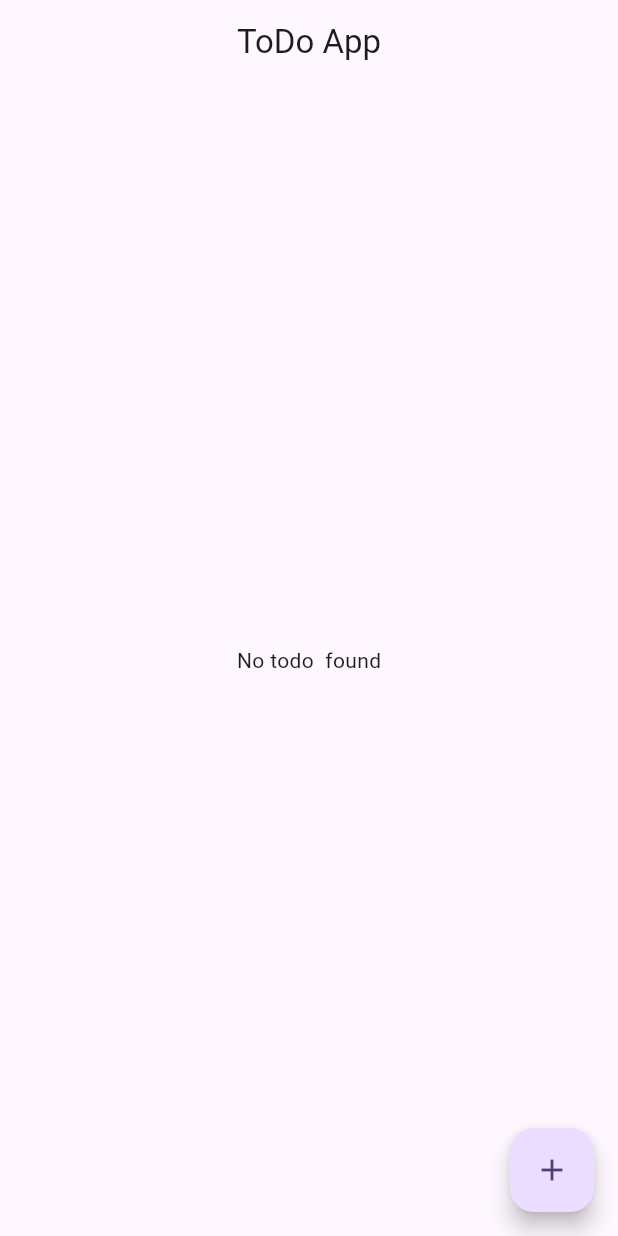
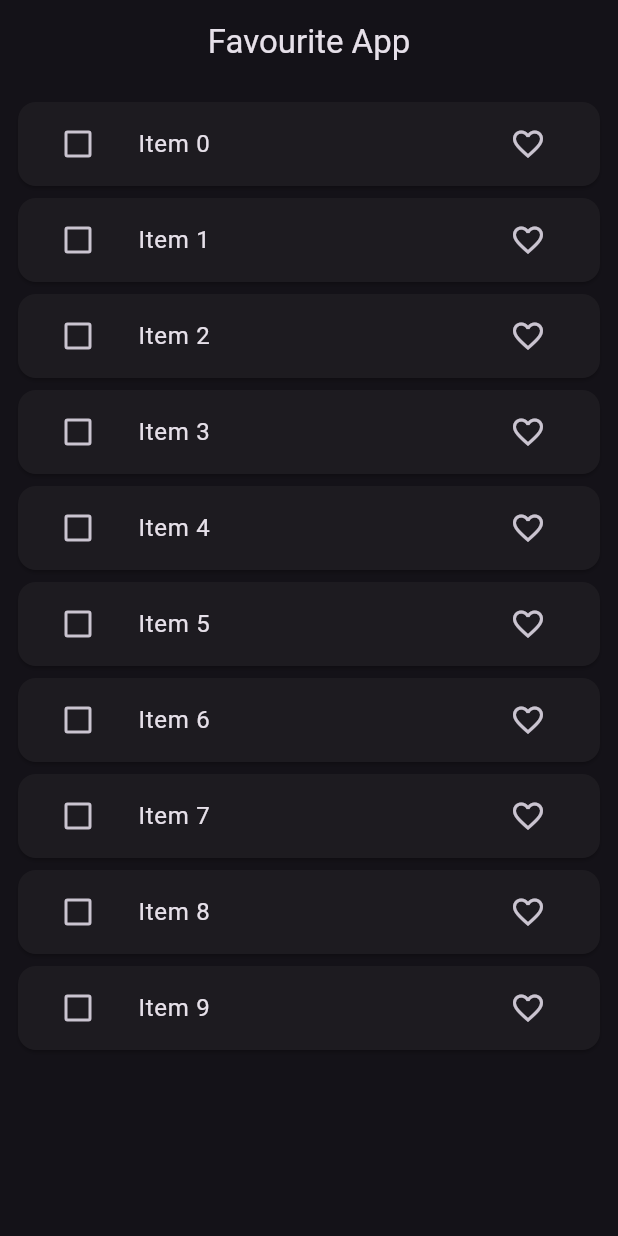
Before and after one commit to sm-aminul-islam/Bloc_clean_coding, a Flutter app: the screen it shows after launch, on a phone screen of 412 x 824 dp. Run offline on Flutter 3.47's test engine with Material 3 defaults, Android fonts, the phone set to English and light mode, and no system bars; our stand-ins replace bloc, equatable, flutter_bloc, image_picker.

Commit message:
succesfully completed Favourite App

```diff
--- /dev/null
+++ b/bloc_clean_code/lib/bloc/favourite/favourite_app_bloc.dart
@@ -0,0 +1,64 @@
+import 'package:bloc/bloc.dart';
+import 'package:bloc_clean_code/bloc/favourite/favourite_app_event.dart';
+import 'package:bloc_clean_code/bloc/favourite/favourite_app_state.dart';
+import 'package:bloc_clean_code/model/favourite_item_model.dart';
+import 'package:bloc_clean_code/repository/favourite_repositroy.dart';
+
+class FavouriteAppBloc extends Bloc<FavouriteAppEvent, FavouriteItemStates> {
+  FavouriteRepositroy favouriteRepositroy;
+  List<FavouriteItemModel> favouriteList = [];
+  List<FavouriteItemModel> tempfovouriteList = [];
+  FavouriteAppBloc(this.favouriteRepositroy) : super(FavouriteItemStates()) {
+    on<FetchFavouriteList>(fetchList);
+    on<FavouriteItem>(_addFavourite);
+    on<SelecctedItem>(_selectItem);
+    on<UnSelecctedItem>(_unselectItem);
+    on<DeleteEvent>(_deleteItem);
+  }
+  void fetchList(
+      FetchFavouriteList event, Emitter<FavouriteItemStates> emit) async {
+    favouriteList = await favouriteRepositroy.fetchItem();
+    emit(state.copyWith(
+        favouriteItemList: List.from(favouriteList),
+        listStatus: ListStatus.success));
+  }
+
+  void _addFavourite(
+      FavouriteItem event, Emitter<FavouriteItemStates> emit) async {
+    final index =
+        favouriteList.indexWhere((element) => element.id == event.item.id);
+    favouriteList[index] = event.item;
+    emit(state.copyWith(
+      favouriteItemList: List.from(favouriteList),
+    ));
+  }
+
+  void _selectItem(
+      SelecctedItem event, Emitter<FavouriteItemStates> emit) async {
+    tempfovouriteList.add(event.item);
+    emit(state.copyWith(
+      tempfavouriteItemList: List.from(tempfovouriteList),
+    ));
+  }
+
+  void _unselectItem(
+      UnSelecctedItem event, Emitter<FavouriteItemStates> emit) async {
+    tempfovouriteList.remove(event.item);
+    emit(state.copyWith(
+      tempfavouriteItemList: List.from(tempfovouriteList),
+    ));
+  }
+
+  void _deleteItem(DeleteEvent event, Emitter<FavouriteItemStates> emit) {
+    for (int i = 0; i < tempfovouriteList.length; i++) {
+      favouriteList.remove(tempfovouriteList[i]);
+    }
+    tempfovouriteList.clear();
+    emit(
+      state.copyWith(
+        favouriteItemList: List.from(favouriteList),
+        tempfavouriteItemList: List.from(tempfovouriteList),
+      ),
+    );
+  }
+}
--- /dev/null
+++ b/bloc_clean_code/lib/bloc/favourite/favourite_app_event.dart
@@ -0,0 +1,27 @@
+import 'package:bloc_clean_code/model/favourite_item_model.dart';
+import 'package:equatable/equatable.dart';
+
+abstract class FavouriteAppEvent extends Equatable {
+  const FavouriteAppEvent();
+  @override
+  List<Object> get props => [];
+}
+
+class FetchFavouriteList extends FavouriteAppEvent {}
+
+class FavouriteItem extends FavouriteAppEvent {
+  final FavouriteItemModel item;
+  FavouriteItem({required this.item});
+}
+
+class SelecctedItem extends FavouriteAppEvent {
+  final FavouriteItemModel item;
+  SelecctedItem({required this.item});
+}
+
+class UnSelecctedItem extends FavouriteAppEvent {
+  final FavouriteItemModel item;
+  UnSelecctedItem({required this.item});
+}
+
+class DeleteEvent extends FavouriteAppEvent {}
--- /dev/null
+++ b/bloc_clean_code/lib/bloc/favourite/favourite_app_state.dart
@@ -0,0 +1,30 @@
+import 'package:bloc_clean_code/model/favourite_item_model.dart';
+import 'package:equatable/equatable.dart';
+
+enum ListStatus { loading, success, failure }
+
+class FavouriteItemStates extends Equatable {
+  final List<FavouriteItemModel> favouriteItemList;
+  final List<FavouriteItemModel> tempfavouriteItemList;
+  final ListStatus listStatus;
+  FavouriteItemStates(
+      {this.favouriteItemList = const [],
+      this.listStatus = ListStatus.loading,
+      this.tempfavouriteItemList = const []});
+
+  FavouriteItemStates copyWith(
+      {List<FavouriteItemModel>? favouriteItemList,
+      List<FavouriteItemModel>? tempfavouriteItemList,
+      ListStatus? listStatus}) {
+    return FavouriteItemStates(
+        favouriteItemList: favouriteItemList ?? this.favouriteItemList,
+        tempfavouriteItemList:
+            tempfavouriteItemList ?? this.tempfavouriteItemList,
+        listStatus: listStatus ?? this.listStatus);
+  }
+
+  @override
+  // TODO: implement props
+  List<Object?> get props =>
+      [favouriteItemList, listStatus, tempfavouriteItemList];
+}
--- a/bloc_clean_code/lib/main.dart
+++ b/bloc_clean_code/lib/main.dart
@@ -1,9 +1,10 @@
 import 'package:bloc_clean_code/bloc/ImagePicker/bloc/image_picker_bloc.dart';
 import 'package:bloc_clean_code/bloc/counter/counter_bloc.dart';
+import 'package:bloc_clean_code/bloc/favourite/favourite_app_bloc.dart';
 import 'package:bloc_clean_code/bloc/switch/switch_bloc.dart';
+import 'package:bloc_clean_code/repository/favourite_repositroy.dart';
 import 'package:bloc_clean_code/todo/bloc/todo_bloc.dart';
-
-import 'package:bloc_clean_code/ui/image_picker/image_picker_screen.dart';
+import 'package:bloc_clean_code/ui/favourite_app/favourite_screen.dart';
 import 'package:bloc_clean_code/ui/todo_ui/todo_screen.dart';
 import 'package:bloc_clean_code/utils/image_picker_utils.dart';
 
@@ -29,16 +30,19 @@ class MyApp extends StatelessWidget {
         ),
         BlocProvider(
           create: (context) => TodoBloc(),
+        ),
+        BlocProvider(
+          create: (context) => FavouriteAppBloc(FavouriteRepositroy()),
         )
       ],
       child: MaterialApp(
         title: 'Flutter Demo',
         theme: ThemeData(
-          colorScheme: ColorScheme.fromSeed(seedColor: Colors.deepPurple),
+          brightness: Brightness.dark,
           useMaterial3: true,
         ),
         debugShowCheckedModeBanner: false,
-        home: TodoScreen(),
+        home: FavouriteScreen(),
       ),
     );
   }
--- /dev/null
+++ b/bloc_clean_code/lib/model/favourite_item_model.dart
@@ -0,0 +1,27 @@
+import 'package:equatable/equatable.dart';
+
+class FavouriteItemModel extends Equatable {
+  final String id;
+  final String value;
+  final bool isDeleting;
+  final bool isFavourite;
+
+  FavouriteItemModel(
+      {required this.id,
+      required this.value,
+      this.isDeleting = false,
+      this.isFavourite = false});
+
+  FavouriteItemModel copyWith(
+      {String? id, String? value, bool? isDeleting, bool? isFavourite}) {
+    return FavouriteItemModel(
+        id: id ?? this.id,
+        value: value ?? this.value,
+        isDeleting: isDeleting ?? this.isDeleting,
+        isFavourite: isFavourite ?? this.isFavourite);
+  }
+
+  @override
+  // TODO: implement props
+  List<Object?> get props => [id, value, isDeleting, isFavourite];
+}
--- /dev/null
+++ b/bloc_clean_code/lib/repository/favourite_repositroy.dart
@@ -0,0 +1,15 @@
+import 'package:bloc_clean_code/model/favourite_item_model.dart';
+
+class FavouriteRepositroy {
+  Future<List<FavouriteItemModel>> fetchItem() async {
+    await Future.delayed(const Duration(seconds: 3));
+    return List.of(_genarateList(10));
+  }
+
+  List<FavouriteItemModel> _genarateList(int length) {
+    return List.generate(
+        length,
+        (index) =>
+            FavouriteItemModel(id: index.toString(), value: 'Item $index'));
+  }
+}
--- /dev/null
+++ b/bloc_clean_code/lib/ui/favourite_app/favourite_screen.dart
@@ -0,0 +1,101 @@
+import 'package:bloc_clean_code/bloc/favourite/favourite_app_bloc.dart';
+import 'package:bloc_clean_code/bloc/favourite/favourite_app_event.dart';
+import 'package:bloc_clean_code/bloc/favourite/favourite_app_state.dart';
+import 'package:bloc_clean_code/model/favourite_item_model.dart';
+import 'package:flutter/material.dart';
+import 'package:flutter_bloc/flutter_bloc.dart';
+
+class FavouriteScreen extends StatefulWidget {
+  const FavouriteScreen({super.key});
+
+  @override
+  State<FavouriteScreen> createState() => _FavouriteScreenState();
+}
+
+class _FavouriteScreenState extends State<FavouriteScreen> {
+  @override
+  void initState() {
+    // TODO: implement initState
+    super.initState();
+    context.read<FavouriteAppBloc>().add(FetchFavouriteList());
+  }
+
+  @override
+  Widget build(BuildContext context) {
+    return Scaffold(
+      appBar: AppBar(
+        title: Text("Favourite App"),
+        centerTitle: true,
+        actions: [
+          BlocBuilder<FavouriteAppBloc, FavouriteItemStates>(
+            builder: (context, state) {
+              return Visibility(
+                visible: state.tempfavouriteItemList.isNotEmpty ? true : false,
+                child: IconButton(
+                  onPressed: () {
+                    context.read<FavouriteAppBloc>().add(DeleteEvent());
+                  },
+                  icon: Icon(
+                    Icons.delete,
+                    color: Colors.orange,
+                  ),
+                ),
+              );
+            },
+          ),
+        ],
+      ),
+      body: Padding(
+        padding: const EdgeInsets.all(8.0),
+        child: BlocBuilder<FavouriteAppBloc, FavouriteItemStates>(
+            builder: (context, state) {
+          switch (state.listStatus) {
+            case ListStatus.loading:
+              return Center(child: CircularProgressIndicator());
+            case ListStatus.failure:
+              return Text("something went wrong");
+            case ListStatus.success:
+              return ListView.builder(
+                  itemCount: state.favouriteItemList.length,
+                  itemBuilder: (context, index) {
+                    final item = state.favouriteItemList[index];
+                    return Card(
+                      child: ListTile(
+                        leading: Checkbox(
+                            value: state.tempfavouriteItemList.contains(item)
+                                ? true
+                                : false,
+                            onChanged: (value) {
+                              if (value!) {
+                                context
+                                    .read<FavouriteAppBloc>()
+                                    .add(SelecctedItem(item: item));
+                              } else {
+                                context
+                                    .read<FavouriteAppBloc>()
+                                    .add(UnSelecctedItem(item: item));
+                              }
+                            }),
+                        title: Text(item.value.toString()),
+                        trailing: IconButton(
+                            onPressed: () {
+                              FavouriteItemModel itemModel = FavouriteItemModel(
+                                  id: item.id,
+                                  value: item.value,
+                                  isFavourite: item.isFavourite ? false : true);
+                              context
+                                  .read<FavouriteAppBloc>()
+                                  .add(FavouriteItem(item: itemModel));
+                            },
+                            icon: Icon(item.isFavourite
+                                ? Icons.favorite
+                                : Icons.favorite_outline)),
+                      ),
+                    );
+                  });
+          }
+        }),
+      ),
+    );
+  }
+}
```
